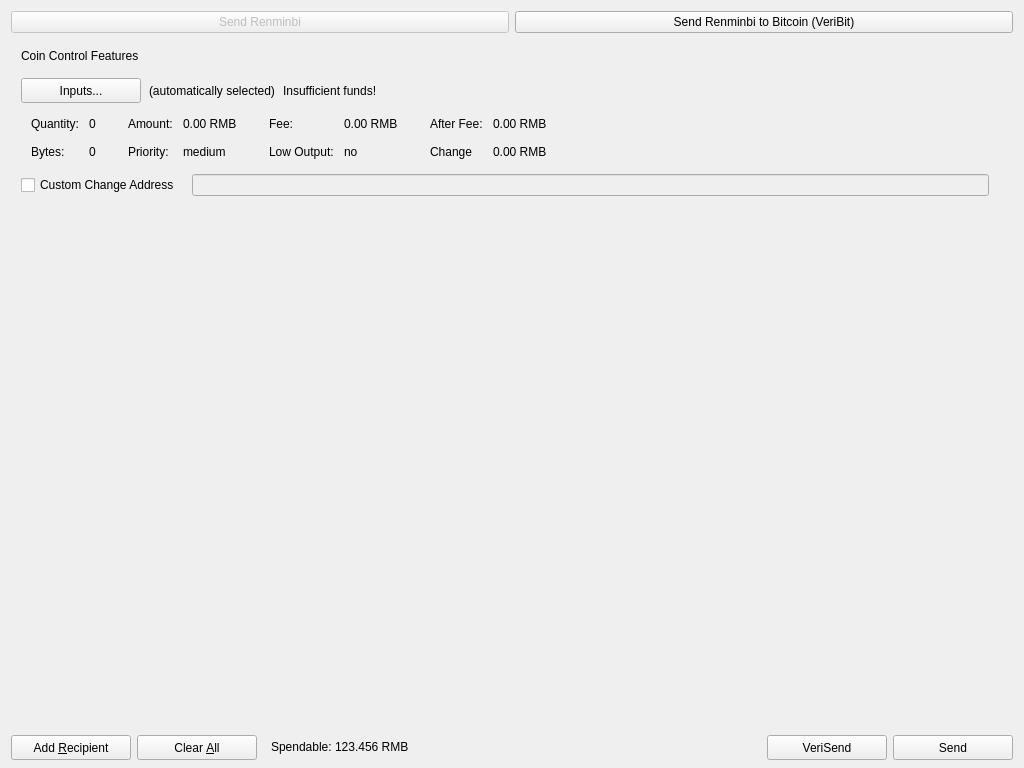
Qt form src/qt/forms/sendcoinsdialog.ui (benzhi888/renminbi) before a commit.
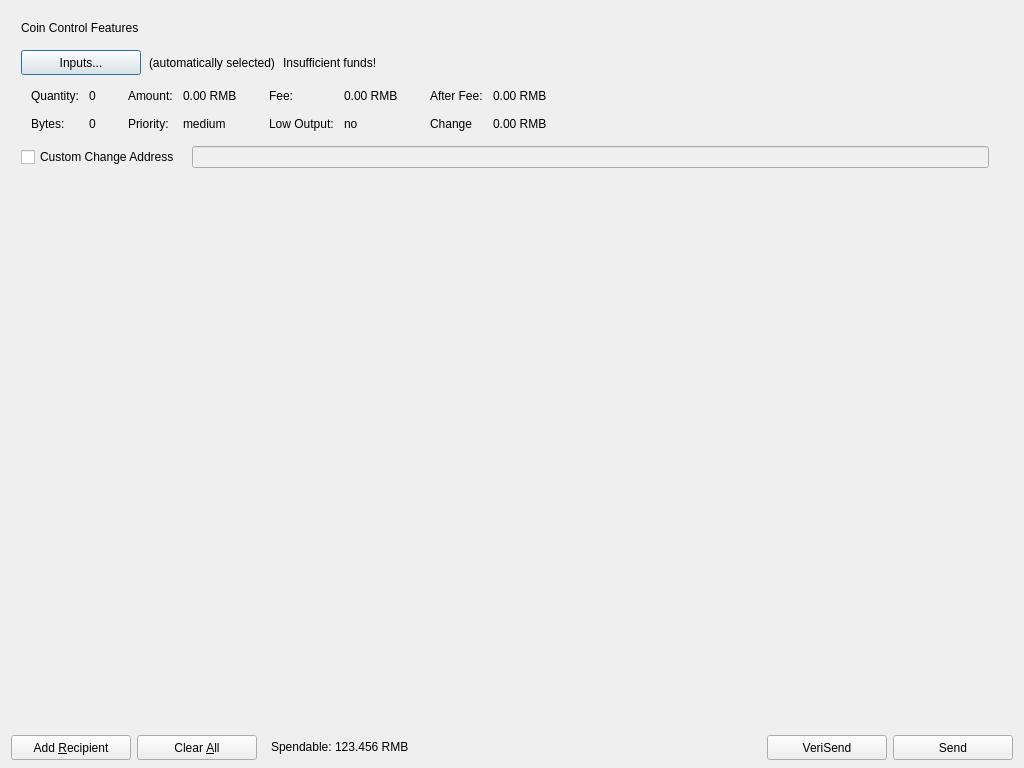
The same form after that commit. Icons and pictures are not drawn.

The edit to the form file:
```diff
--- a/src/qt/forms/sendcoinsdialog.ui
+++ b/src/qt/forms/sendcoinsdialog.ui
@@ -18,25 +18,7 @@
     <number>8</number>
    </property>
    <item>
-    <layout class="QHBoxLayout" name="horizontalLayout_3">
-     <item>
-      <widget class="QPushButton" name="btnRenminbi">
-       <property name="enabled">
-        <bool>false</bool>
-       </property>
-       <property name="text">
-        <string>Send Renminbi</string>
-       </property>
-      </widget>
-     </item>
-     <item>
-      <widget class="QPushButton" name="btnBitcoin">
-       <property name="text">
-        <string>Send Renminbi to Bitcoin (VeriBit)</string>
-       </property>
-      </widget>
-     </item>
-    </layout>
+    <layout class="QHBoxLayout" name="horizontalLayout_3"/>
    </item>
    <item>
     <widget class="QFrame" name="frameCoinControl">
@@ -569,7 +551,7 @@
         <x>0</x>
         <y>0</y>
         <width>1006</width>
-        <height>516</height>
+        <height>520</height>
        </rect>
       </property>
       <layout class="QVBoxLayout" name="verticalLayout_2">
```
